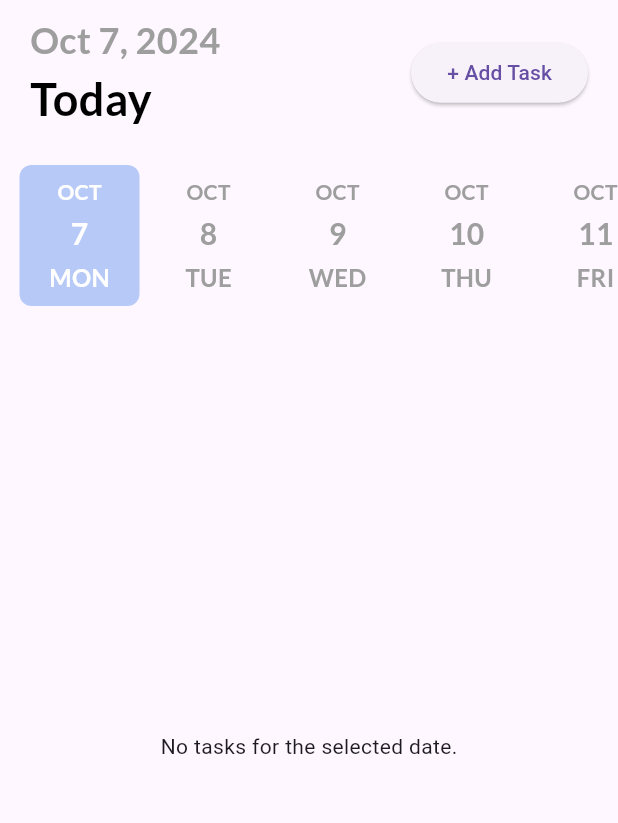
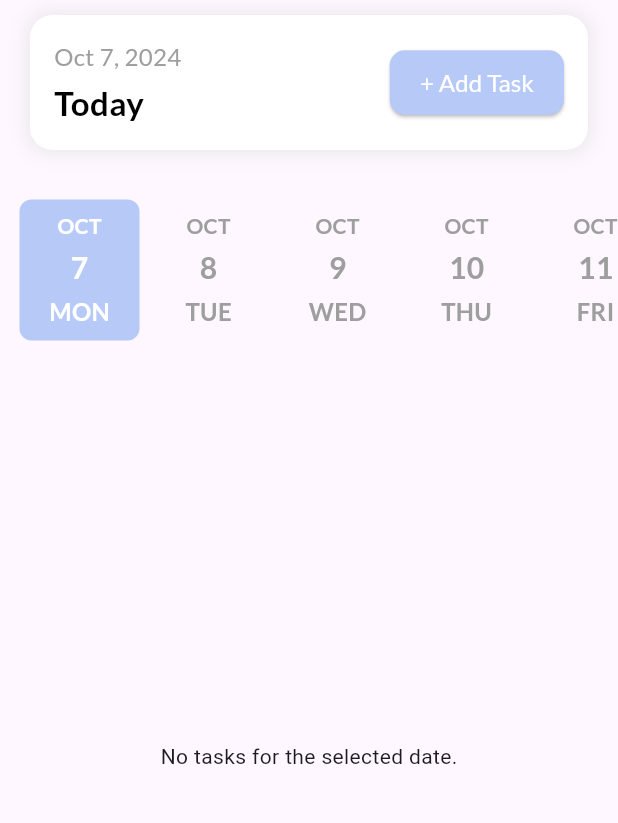
Before and after one commit to caernations/to_do_app, a Flutter app: the screen it shows after launch, on a phone screen of 412 x 824 dp, the part 84-907 px from its top. Run offline on Flutter 3.47's test engine with Material 3 defaults, Android fonts, the phone set to English and light mode, and no system bars; drawn by our look-alikes of date_picker_timeline; our stand-ins replace get, get_storage, google_fonts; network calls fail.

Commit message:
feat: update task

```diff
--- a/lib/ui/add_task_bar.dart
+++ b/lib/ui/add_task_bar.dart
@@ -7,7 +7,7 @@ import 'package:http/http.dart' as http;
 import 'dart:convert';
 import 'package:to_do_app/ui/theme.dart';
 import 'package:to_do_app/ui/widgets/input_field.dart';
-final base_url = Uri.parse('https://to-do-app-api-35tym5f4b-jasmines-projects-f07974e7.vercel.app/insert-to_do_list');
+final base_url = Uri.parse('https://to-do-app-api-4gdtqcnt5-jasmines-projects-f07974e7.vercel.app/insert-to_do_list');
 
 class AddTaskPage extends StatefulWidget {
   const AddTaskPage({Key? key}) : super(key: key);
@@ -103,7 +103,7 @@ class _AddTaskPageState extends State<AddTaskPage> {
 
       // Kirim task ke API Supabase
       final response = await http.post(
-        Uri.parse('https://to-do-app-api-35tym5f4b-jasmines-projects-f07974e7.vercel.app/insert-to_do_list'),
+        Uri.parse('https://to-do-app-api-4gdtqcnt5-jasmines-projects-f07974e7.vercel.app/insert-to_do_list'),
         headers: {
           'Content-Type': 'application/json; charset=UTF-8',
           'Authorization': 'sbp_60f95df07af3b87486bcc73956b5dfd0df9aea9d'
--- a/lib/ui/home_page.dart
+++ b/lib/ui/home_page.dart
@@ -7,6 +7,7 @@ import 'package:intl/intl.dart';
 import 'package:to_do_app/services/theme_services.dart';
 import 'package:to_do_app/ui/add_task_bar.dart';
 import 'package:to_do_app/ui/theme.dart';
+import 'package:to_do_app/ui/update_task.dart';
 import 'package:to_do_app/ui/widgets/button.dart';
 import 'package:to_do_app/services/models.dart';
 import 'package:http/http.dart' as http;
@@ -20,14 +21,13 @@ class HomePage extends StatefulWidget {
 
 class _HomePageState extends State<HomePage> {
   final List<Color> taskColors = [
-    softBluishClr,  // Color for parameter 0
-    yellowClr,  // Color for parameter 1
-    pinkclr,    // Color for parameter 2
+    softBluishClr,
+    yellowClr,
+    pinkclr,
   ];
 
   DateTime _selectedDate = DateTime.now();
   List<Task> listTask = [];
-
   var _isLoading = false;
 
   @override
@@ -44,7 +44,7 @@ class _HomePageState extends State<HomePage> {
         children: [
           _addTaskBar(),
           _addDateBar(),
-          SizedBox(height: 20,),
+          const SizedBox(height: 10),
           Expanded(child: _showTaskList()), // Use Expanded here
         ],
       ),
@@ -62,14 +62,14 @@ class _HomePageState extends State<HomePage> {
         selectionColor: primaryClr,
         selectedTextColor: Colors.white,
         dateTextStyle: GoogleFonts.lato(
-            textStyle: TextStyle(
-                fontSize: 20, fontWeight: FontWeight.w600, color: Colors.grey)),
+          textStyle: const TextStyle(fontSize: 20, fontWeight: FontWeight.w600, color: Colors.grey),
+        ),
         dayTextStyle: GoogleFonts.lato(
-            textStyle: TextStyle(
-                fontSize: 16, fontWeight: FontWeight.w600, color: Colors.grey)),
+          textStyle: const TextStyle(fontSize: 16, fontWeight: FontWeight.w600, color: Colors.grey),
+        ),
         monthTextStyle: GoogleFonts.lato(
-            textStyle: TextStyle(
-                fontSize: 14, fontWeight: FontWeight.w600, color: Colors.grey)),
+          textStyle: const TextStyle(fontSize: 14, fontWeight: FontWeight.w600, color: Colors.grey),
+        ),
         onDateChange: (date) {
           setState(() {
             _selectedDate = date; // Make sure state updates on date change
@@ -80,22 +80,19 @@ class _HomePageState extends State<HomePage> {
   }
 
   _fetchToDo() async {
-    print('Fetching To-Do tasks');
     setState(() {
       _isLoading = true;
     });
     try {
       final response = await http.get(Uri.parse(
-          'https://to-do-app-api-35tym5f4b-jasmines-projects-f07974e7.vercel.app/to_do_list'));
+          'https://to-do-app-api-4gdtqcnt5-jasmines-projects-f07974e7.vercel.app/to_do_list'));
       if (response.statusCode == 200) {
-        print('Response received');
         List<dynamic> jsonData = jsonDecode(response.body);
         setState(() {
           listTask = jsonData.map((task) => Task.fromMap(task)).toList();
         });
       } else {
         print('Failed with status code: ${response.statusCode}');
-        print(response.body);
       }
     } catch (e) {
       print("Error fetching tasks: $e");
@@ -107,7 +104,19 @@ class _HomePageState extends State<HomePage> {
 
   _addTaskBar() {
     return Container(
-      margin: const EdgeInsets.only(left: 20, right: 20, top: 10),
+      margin: const EdgeInsets.symmetric(horizontal: 20, vertical: 10),
+      padding: const EdgeInsets.all(16),
+      decoration: BoxDecoration(
+        color: Get.isDarkMode ? Colors.grey[900] : Colors.white, // Change background for dark mode
+        borderRadius: BorderRadius.circular(15),
+        boxShadow: [
+          BoxShadow(
+            color: Get.isDarkMode ? Colors.black54 : Colors.grey.withOpacity(0.2),
+            spreadRadius: 2,
+            blurRadius: 10,
+          ),
+        ],
+      ),
       child: Row(
         mainAxisAlignment: MainAxisAlignment.spaceBetween,
         children: [
@@ -116,26 +125,44 @@ class _HomePageState extends State<HomePage> {
             children: [
               Text(
                 DateFormat.yMMMd().format(DateTime.now()),
-                style: subHeadingStyle,
+                style: GoogleFonts.lato(
+                  fontSize: 16,
+                  color: Get.isDarkMode ? Colors.white70 : Colors.grey, // Adjust text color
+                ),
               ),
+              const SizedBox(height: 4),
               Text(
                 "Today",
-                style: headingStyle,
-              )
+                style: GoogleFonts.lato(
+                  fontSize: 22,
+                  fontWeight: FontWeight.bold,
+                  color: Get.isDarkMode ? Colors.white : Colors.black, // Adjust text color
+                ),
+              ),
             ],
           ),
           ElevatedButton(
             onPressed: () async {
-              // Navigate to AddTaskPage and wait for the result
               final result = await Get.to(() => const AddTaskPage());
-
-              // If a task was successfully added, refresh the task list
               if (result == true) {
                 _fetchToDo();
               }
             },
-            child: Text("+ Add Task"),
-          )
+            style: ElevatedButton.styleFrom(
+              backgroundColor: primaryClr,
+              padding: const EdgeInsets.symmetric(horizontal: 20, vertical: 10),
+              shape: RoundedRectangleBorder(
+                borderRadius: BorderRadius.circular(10),
+              ),
+            ),
+            child: Text(
+              "+ Add Task",
+              style: GoogleFonts.lato(
+                fontSize: 16,
+                color: Colors.white,
+              ),
+            ),
+          ),
         ],
       ),
     );
@@ -148,7 +175,7 @@ class _HomePageState extends State<HomePage> {
     });
     try {
       final response = await http.delete(Uri.parse(
-          'https://to-do-app-api-35tym5f4b-jasmines-projects-f07974e7.vercel.app/delete-to_do_list/$taskId'));
+          'https://to-do-app-api-4gdtqcnt5-jasmines-projects-f07974e7.vercel.app/delete-to_do_list/$taskId'));
       if (response.statusCode == 200) {
         print('Task deleted successfully');
         // After deleting, refresh the task list
@@ -213,18 +240,14 @@ class _HomePageState extends State<HomePage> {
   }
 
   _showTaskList() {
-    // Filter tasks by selected date
     List<Task> filteredTasks = listTask.where((task) {
-      // Convert the task date to a String and then parse it back to DateTime
-      DateTime taskDate = task.date ?? DateTime.now(); // Use a default value if task.date is null
-      String formattedTaskDate = DateFormat.yMd().format(taskDate); // Convert DateTime to String
+      DateTime taskDate = task.date ?? DateTime.now();
+      String formattedTaskDate = DateFormat.yMd().format(taskDate);
       return formattedTaskDate == DateFormat.yMd().format(_selectedDate);
     }).toList();
 
     return _isLoading
-        ? Center(
-      child: CircularProgressIndicator(), // Display loading animation
-    )
+        ? Center(child: CircularProgressIndicator())
         : filteredTasks.isEmpty
         ? Center(child: Text("No tasks for the selected date."))
         : ListView.builder(
@@ -297,12 +320,10 @@ class _HomePageState extends State<HomePage> {
     );
   }
 
-
-
   Widget _taskTile(Task task) {
-    return GestureDetector( // Wrap with GestureDetector to capture taps
+    return GestureDetector(
       onTap: () {
-        _showTaskDetailsDialog(task); // Show the dialog when tile is tapped
+        _showTaskDetailsDialog(task);
       },
       child: Card(
         margin: const EdgeInsets.symmetric(horizontal: 20, vertical: 10),
@@ -310,7 +331,7 @@ class _HomePageState extends State<HomePage> {
           borderRadius: BorderRadius.circular(15),
         ),
         elevation: 4,
-        color: taskColors[task.color], // Set background color based on colorIndex
+        color: taskColors[task.color],
         child: Padding(
           padding: const EdgeInsets.all(12),
           child: Column(
@@ -319,52 +340,34 @@ class _HomePageState extends State<HomePage> {
               // Title
               Text(
                 task.title ?? 'No Title',
-                style: GoogleFonts.lato(
-                  fontSize: 18,
-                  fontWeight: FontWeight.bold,
-                  color: Colors.black, // Set text color for better visibility
-                ),
+                style: GoogleFonts.lato(fontSize: 18, fontWeight: FontWeight.bold, color: Colors.black),
               ),
               const SizedBox(height: 8),
               // Description
               Text(
                 task.note ?? 'No Description',
-                style: GoogleFonts.lato(
-                  fontSize: 16,
-                  color: Colors.grey[600],
-                ),
+                style: GoogleFonts.lato(fontSize: 16, color: Colors.grey[600]),
               ),
               const SizedBox(height: 12),
               // Due Date
               Row(
                 children: [
-                  Icon(
-                    Icons.calendar_today_outlined,
-                    size: 18,
-                    color: Colors.grey[600],
-                  ),
+                  Icon(Icons.calendar_today_outlined, size: 18, color: Colors.grey[600]),
                   const SizedBox(width: 8),
                   Text(
                     task.endTime ?? 'No Due Date',
-                    style: GoogleFonts.lato(
-                      fontSize: 14,
-                      color: Colors.grey[600],
-                    ),
+                    style: GoogleFonts.lato(fontSize: 14, color: Colors.grey[600]),
                   ),
                 ],
               ),
               const SizedBox(height: 12),
-              // Completion Status
+              // Completion Status and Buttons
               Row(
                 mainAxisAlignment: MainAxisAlignment.spaceBetween,
                 children: [
                   Text(
                     'Completed:',
-                    style: GoogleFonts.lato(
-                      fontSize: 14,
-                      fontWeight: FontWeight.w500,
-                      color: Colors.grey[600],
-                    ),
+                    style: GoogleFonts.lato(fontSize: 14, fontWeight: FontWeight.w500, color: Colors.grey[600]),
                   ),
                   Checkbox(
                     value: task.isCompleted ?? false,
@@ -372,9 +375,18 @@ class _HomePageState extends State<HomePage> {
                       setState(() {
                         task.isCompleted = newValue!;
                       });
-
-                      // Call the function to update task status in backend
                       await _updateTaskStatus(task.id, task.isCompleted);
+                    },
+                  ),
+                  // Update Button
+                  IconButton(
+                    icon: const Icon(Icons.edit, color: Colors.blue),
+                    onPressed: () {
+                      Get.to(() => UpdateTaskPage(task: task))?.then((result) {
+                        if (result == true) {
+                          _fetchToDo();
+                        }
+                      });
                     },
                   ),
                   IconButton(
@@ -382,7 +394,7 @@ class _HomePageState extends State<HomePage> {
                     onPressed: () async {
                       bool shouldDelete = await _showDeleteConfirmationDialog(task.title);
                       if (shouldDelete) {
-                        _deleteTask(task.id); // Delete task from database
+                        _deleteTask(task.id);
                       }
                     },
                   ),
@@ -397,6 +409,7 @@ class _HomePageState extends State<HomePage> {
 
 
 
+
 // Function to update task status in backend
   Future<void> _updateTaskStatus(int? taskId, bool? isCompleted) async {
     try {
@@ -405,7 +418,7 @@ class _HomePageState extends State<HomePage> {
 
       final response = await http.patch(
         Uri.parse(
-            'https://to-do-app-api-35tym5f4b-jasmines-projects-f07974e7.vercel.app/update-to_do_list/$taskId'),
+            'https://to-do-app-api-4gdtqcnt5-jasmines-projects-f07974e7.vercel.app/update-to_do_list/$taskId'),
         headers: {
           'Content-Type': 'application/json; charset=UTF-8',
           'Authorization': 'sbp_60f95df07af3b87486bcc73956b5dfd0df9aea9d'
```
Also changed, not shown: lib/ui/update_task.dart (added, +287 -0 lines).
